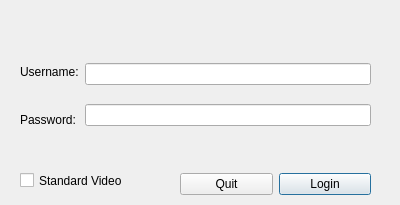
Before: the Qt Designer form Dustin/IntelligentCameraSystem/logindialog.ui in mocalab/ScalableVideo, drawn with Qt 5.
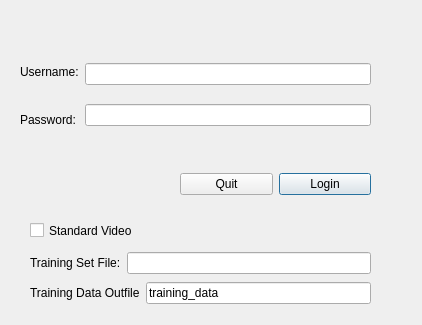
After: the same form once the commit is applied.

Commit message: Made some changes to client code to store user profile in file and correctly label on standard video test

```diff
--- a/Dustin/IntelligentCameraSystem/logindialog.ui
+++ b/Dustin/IntelligentCameraSystem/logindialog.ui
@@ -6,8 +6,8 @@
    <rect>
     <x>0</x>
     <y>0</y>
-    <width>400</width>
-    <height>205</height>
+    <width>422</width>
+    <height>325</height>
    </rect>
   </property>
   <property name="windowTitle">
@@ -92,8 +92,8 @@
   <widget class="QCheckBox" name="cbStandardVideo">
    <property name="geometry">
     <rect>
-     <x>20</x>
-     <y>170</y>
+     <x>30</x>
+     <y>220</y>
      <width>121</width>
      <height>21</height>
     </rect>
@@ -102,6 +102,56 @@
     <string>Standard Video</string>
    </property>
   </widget>
+  <widget class="QWidget" name="">
+   <property name="geometry">
+    <rect>
+     <x>30</x>
+     <y>250</y>
+     <width>341</width>
+     <height>58</height>
+    </rect>
+   </property>
+   <layout class="QVBoxLayout" name="verticalLayout_3">
+    <item>
+     <layout class="QHBoxLayout" name="horizontalLayout_3">
+      <item>
+       <widget class="QLabel" name="lblTrainingSet">
+        <property name="text">
+         <string>Training Set File:</string>
+        </property>
+       </widget>
+      </item>
+      <item>
+       <widget class="QLineEdit" name="leTrainingSetFile"/>
+      </item>
+     </layout>
+    </item>
+    <item>
+     <layout class="QHBoxLayout" name="horizontalLayout_4">
+      <item>
+       <widget class="QLabel" name="lblTrainingOutput">
+        <property name="text">
+         <string>Training Data Outfile</string>
+        </property>
+       </widget>
+      </item>
+      <item>
+       <widget class="QLineEdit" name="leTrainingOutfile">
+        <property name="text">
+         <string>training_data</string>
+        </property>
+       </widget>
+      </item>
+     </layout>
+    </item>
+   </layout>
+  </widget>
+  <zorder>layoutWidget</zorder>
+  <zorder>layoutWidget</zorder>
+  <zorder>cbStandardVideo</zorder>
+  <zorder>layoutWidget</zorder>
+  <zorder>layoutWidget_2</zorder>
+  <zorder>leTrainingOutfile</zorder>
  </widget>
  <resources/>
  <connections/>
```
The commit also changes 17 other files.
